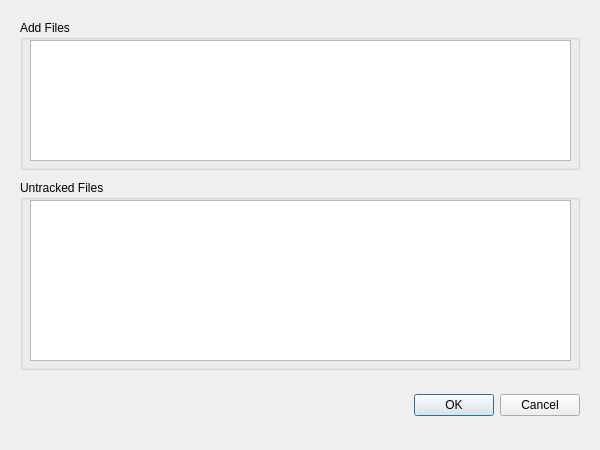
The window that ui/adddialog.ui (hidog/HiGit) describes before a commit, drawn with Qt 5.
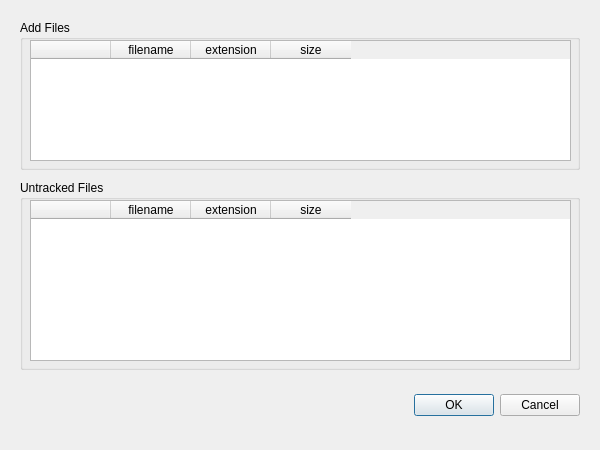
The same window after the commit.

Patch:
```diff
--- a/ui/adddialog.ui
+++ b/ui/adddialog.ui
@@ -10,6 +10,12 @@
     <height>450</height>
    </rect>
   </property>
+  <property name="sizePolicy">
+   <sizepolicy hsizetype="Fixed" vsizetype="Fixed">
+    <horstretch>0</horstretch>
+    <verstretch>0</verstretch>
+   </sizepolicy>
+  </property>
   <property name="windowTitle">
    <string>Dialog</string>
   </property>
@@ -53,6 +59,50 @@
       <height>121</height>
      </rect>
     </property>
+    <property name="selectionMode">
+     <enum>QAbstractItemView::NoSelection</enum>
+    </property>
+    <property name="selectionBehavior">
+     <enum>QAbstractItemView::SelectRows</enum>
+    </property>
+    <property name="verticalScrollMode">
+     <enum>QAbstractItemView::ScrollPerPixel</enum>
+    </property>
+    <property name="horizontalScrollMode">
+     <enum>QAbstractItemView::ScrollPerPixel</enum>
+    </property>
+    <property name="showGrid">
+     <bool>false</bool>
+    </property>
+    <property name="gridStyle">
+     <enum>Qt::NoPen</enum>
+    </property>
+    <attribute name="horizontalHeaderDefaultSectionSize">
+     <number>80</number>
+    </attribute>
+    <attribute name="verticalHeaderVisible">
+     <bool>false</bool>
+    </attribute>
+    <column>
+     <property name="text">
+      <string> </string>
+     </property>
+    </column>
+    <column>
+     <property name="text">
+      <string>filename</string>
+     </property>
+    </column>
+    <column>
+     <property name="text">
+      <string>extension</string>
+     </property>
+    </column>
+    <column>
+     <property name="text">
+      <string>size</string>
+     </property>
+    </column>
    </widget>
   </widget>
   <widget class="QGroupBox" name="untrack_files_GBox">
@@ -76,6 +126,38 @@
       <height>161</height>
      </rect>
     </property>
+    <property name="verticalScrollMode">
+     <enum>QAbstractItemView::ScrollPerPixel</enum>
+    </property>
+    <property name="horizontalScrollMode">
+     <enum>QAbstractItemView::ScrollPerPixel</enum>
+    </property>
+    <attribute name="horizontalHeaderDefaultSectionSize">
+     <number>80</number>
+    </attribute>
+    <attribute name="verticalHeaderVisible">
+     <bool>false</bool>
+    </attribute>
+    <column>
+     <property name="text">
+      <string>   </string>
+     </property>
+    </column>
+    <column>
+     <property name="text">
+      <string>filename</string>
+     </property>
+    </column>
+    <column>
+     <property name="text">
+      <string>extension</string>
+     </property>
+    </column>
+    <column>
+     <property name="text">
+      <string>size</string>
+     </property>
+    </column>
    </widget>
   </widget>
  </widget>
```
Left out of the diff: 2 changed lines with no effect on the pictures.
